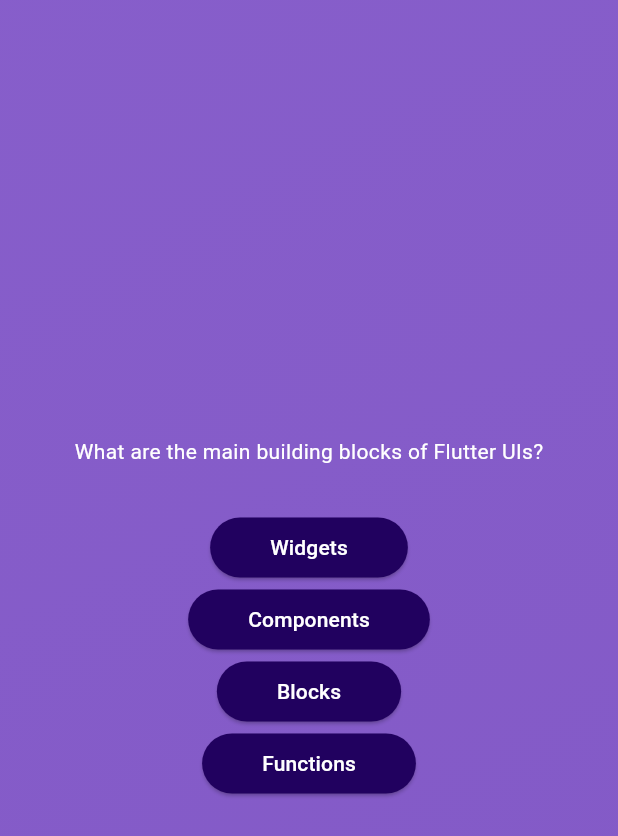
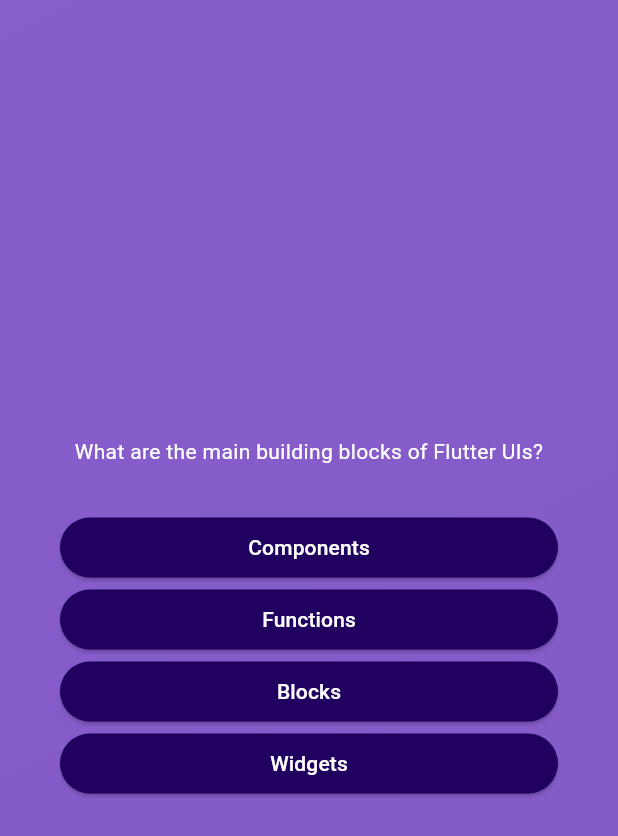
Before and after one commit to kotokotodonabe/adv_basics, a Flutter app: the screen it shows after launch, after a tap on "Start Quiz", on a phone screen of 412 x 824 dp. Shown: the top 836 px of the screen. Run offline on Flutter 3.47's test engine with Material 3 defaults, Android fonts, the phone set to English and light mode, and no system bars.

Commit message:
fix: 回答データをシャッフルするためのメソッドを作成

```diff
--- a/lib/models/quiz_question.dart
+++ b/lib/models/quiz_question.dart
@@ -3,4 +3,10 @@ class QuizQuestion {
 
   final String text;
   final List<String> answers;
+
+  List<String> getShuffledAnswers() {
+    final shuffledList = List.of(answers);
+    shuffledList.shuffle();
+    return shuffledList;
+  }
 }
--- a/lib/questions_screen.dart
+++ b/lib/questions_screen.dart
@@ -19,19 +19,23 @@ class _QuestionsScreenState extends State<QuestionsScreen> {
 
     return SizedBox(
       width: double.infinity,
+      child: Container(
+        margin: const EdgeInsets.all(40),
         child: Column(
           mainAxisAlignment: MainAxisAlignment.center,
+          crossAxisAlignment: CrossAxisAlignment.stretch,
           children: [
             Text(
               currentQuestion.text,
               style: const TextStyle(
                 color: Colors.white,
               ),
+              textAlign: TextAlign.center,
             ),
             const SizedBox(
               height: 30,
             ),
-          ...currentQuestion.answers.map(
+            ...currentQuestion.getShuffledAnswers().map(
               (answer) {
                 return AnswerButton(
                   answerText: answer,
@@ -41,6 +45,7 @@ class _QuestionsScreenState extends State<QuestionsScreen> {
             ),
           ],
         ),
+      ),
     );
   }
 }
```
Lines whose indentation alone changed are shown as unchanged.
